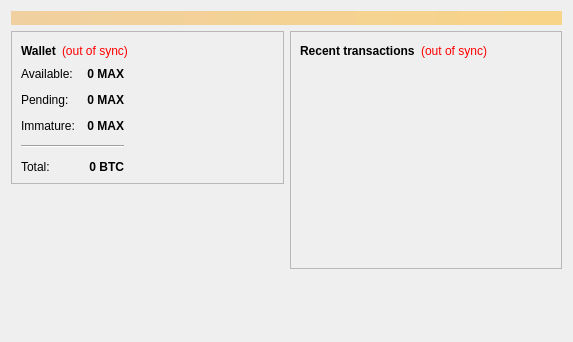
The window that src/qt/forms/overviewpage.ui (Max-Coin/maxcoin-dev-staging) describes before a commit, drawn with Qt 5.
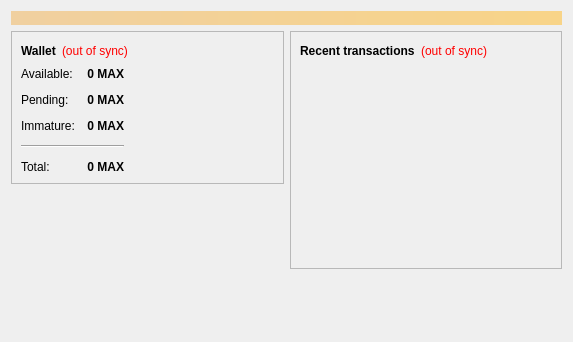
The same window after the commit.

Commit message: overviewpage UI text change again

```diff
--- a/src/qt/forms/overviewpage.ui
+++ b/src/qt/forms/overviewpage.ui
@@ -217,7 +217,7 @@
                <string>Your current total balance</string>
               </property>
               <property name="text">
-               <string notr="true">0 BTC</string>
+               <string notr="true">0 MAX</string>
               </property>
               <property name="alignment">
                <set>Qt::AlignRight|Qt::AlignTrailing|Qt::AlignVCenter</set>
```
